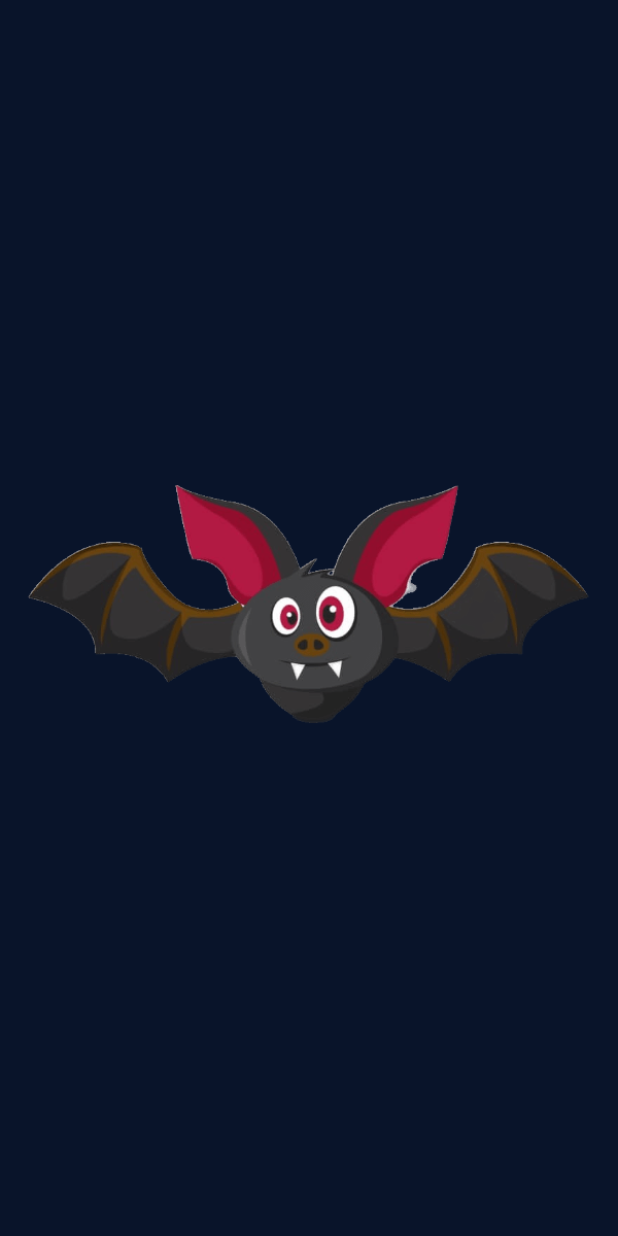
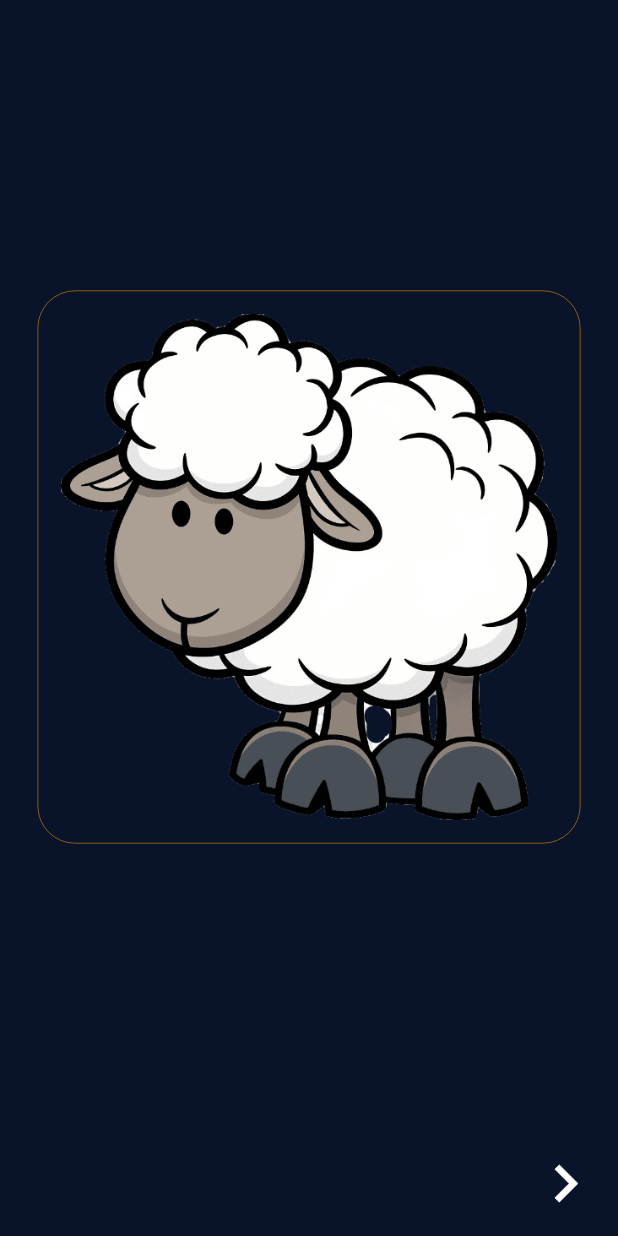
Before and after one commit to b3hzadsh/word_learn, a Flutter app: the ChooseCat screen opened directly, after a tap on "حیوانات", on a phone screen of 412 x 824 dp. Run offline on Flutter 3.47's test engine with Material 2 defaults, Android fonts, the phone set to English and light mode, and no system bars; our stand-ins replace argon_buttons_flutter, flutter_spinkit, just_audio.

Commit message:
learn screen now lead to right quize screen

```diff
--- a/lib/core/models/learn_unit_model.dart
+++ b/lib/core/models/learn_unit_model.dart
@@ -8,8 +8,10 @@ class UnitLearn {
   String imageAsset;
   String soundAsset;
   UnitLearn.name({@required this.name, @required this.cat}) {
-    imageAsset = "assets/images/$cat/" + name + ".png";
-    soundAsset = "assets/sounds/$cat/" + name + ".mp3";
+    this.imageAsset = "assets/images/$cat/" + name + ".png";
+    this.soundAsset = "assets/sounds/$cat/" + name + ".mp3";
+    List temp = findlist(cat);
+    index = temp.indexOf(name);
   }
   UnitLearn.index({@required this.index, @required this.cat}) {
     String imageName;
@@ -24,7 +26,7 @@ class UnitLearn {
         break;
       default:
     }
-    imageAsset = "assets/images/$cat/" + imageName + ".png";
-    soundAsset = "assets/sounds/$cat/" + imageName + ".mp3";
+    this.imageAsset = "assets/images/$cat/" + imageName + ".png";
+    this.soundAsset = "assets/sounds/$cat/" + imageName + ".mp3";
   }
 }
--- a/lib/main.dart
+++ b/lib/main.dart
@@ -43,13 +43,13 @@ class MyApp extends StatelessWidget {
       ),
       title: "words app",
       onGenerateRoute: (RouteSettings setting) {
+        var splitedRoute = setting.name.split("/");
         // create some route for every page and pushed named
         if (setting.name == "/") // for home
           return MaterialPageRoute(
-            builder: (context) => QuizeScreen(
-              lu: UnitLearn.index(cat: "animals", index: 2),
-            ),
-            //SplashScreen(), //  ProviderInt(),
+            builder: (context) => SplashScreen(),
+
+            //  ProviderInt(),
             // bring splash screen at startup
           );
         if (setting.name == "/screen/choose-cat") // for home
@@ -67,11 +67,29 @@ class MyApp extends StatelessWidget {
             builder: (context) => UnitLearnScreen(
               lu: UnitLearn.name(
                 cat: "animals",
-                name: "bat",
+                name: "sheep",
               ),
             ),
             // bring home
           );
+        /* QuizeScreen(
+              lu: UnitLearn.index(cat: "animals", index: 2),
+            ), */
+        //"/quizePage/${widget.lu.cat}/${widget.lu.index}"
+        if (splitedRoute[1] == "quizePage") {
+          //setting.name.substring(1, 10)
+          //var temp = setting.name.split("/");
+          print(splitedRoute[2]);
+          return MaterialPageRoute(
+            builder: (context) => QuizeScreen(
+              lu: UnitLearn.index(
+                cat: splitedRoute[2],
+                index: int.tryParse(splitedRoute[3]),
+              ),
+            ),
+            // bring home
+          );
+        } // for home
       },
     );
   }
--- a/lib/ui/screens/quiz_screen.dart
+++ b/lib/ui/screens/quiz_screen.dart
@@ -114,6 +114,12 @@ class _QuizeScreenState extends State<QuizeScreen> {
     await player.setAsset(sAsset);
     await pl.setAsset("assets/sounds/shortChoose.mp3");
     await player.play();
+    await player.stop();
+    /* Timer(
+        Duration(
+          milliseconds: 1150,
+        ),
+        () async {}); */
     // player.stop();
     await pl.play();
     await player.dispose();
--- a/lib/ui/screens/unit_learn_screen.dart
+++ b/lib/ui/screens/unit_learn_screen.dart
@@ -2,6 +2,7 @@ import 'dart:async';
 import 'package:flutter/material.dart';
 import 'package:just_audio/just_audio.dart';
 import 'package:word_learn/core/models/learn_unit_model.dart';
+import 'package:word_learn/utils/colors.dart';
 
 class UnitLearnScreen extends StatefulWidget {
   final UnitLearn lu;
@@ -26,20 +27,67 @@ class _UnitLearnScreenState extends State<UnitLearnScreen> {
   @override
   Widget build(BuildContext context) {
     return Scaffold(
+      //backgroundColor: Colors.green[900],
       body: Column(
         mainAxisAlignment: MainAxisAlignment.spaceAround,
         crossAxisAlignment: CrossAxisAlignment.center,
         children: [
-          Center(
-            child: Container(
-              child: Image.asset(widget.lu.imageAsset),
-              /* decoration: BoxDecoration(
-                image: DecorationImage(
-                  image: AssetImage(
-                    "assets/images/animals/" + widget.lu.imageName + ".png",
+          Expanded(
+            flex: 6,
+            child: Padding(
+              padding: EdgeInsets.symmetric(horizontal: 25),
+              child: Center(
+                child: Container(
+                  decoration: BoxDecoration(
+                    boxShadow: [
+                      BoxShadow(
+                        offset: Offset(0, 4),
+                        blurRadius: 4,
+                        color: kTextColor.withOpacity(0.2),
+                      )
+                    ],
+                    /* gradient: LinearGradient(
+                      colors: [
+                        Colors.purple[700],
+                        Colors.yellow[800],
+                      ],
+                      begin: FractionalOffset(0.0, 0.0),
+                      end: FractionalOffset(0.5, 0.0),
+                      stops: [0.0, 1.0],
+                      tileMode: TileMode.clamp,
+                    ), */
+                    borderRadius: BorderRadius.circular(
+                      25,
+                    ),
+                    border: Border.all(
+                      width: 0.5,
+                      color: Colors.orange.withOpacity(0.7),
+                    ),
+                  ),
+                  child: Padding(
+                    padding: const EdgeInsets.all(15.0),
+                    child: Image.asset(widget.lu.imageAsset),
                   ),
                 ),
-              ), */
+              ),
+            ),
+          ),
+          Padding(
+            padding: const EdgeInsets.fromLTRB(0, 0, 20, 20),
+            child: Expanded(
+              flex: 1,
+              child: Align(
+                alignment: Alignment.bottomRight,
+                child: IconButton(
+                    icon: Icon(
+                      Icons.chevron_right,
+                      size: 50,
+                    ),
+                    onPressed: () {
+                      Navigator.pushReplacementNamed(context,
+                          "/quizePage/${widget.lu.cat}/${widget.lu.index}");
+                    }),
+              ),
             ),
           )
         ],
@@ -51,11 +99,11 @@ class _UnitLearnScreenState extends State<UnitLearnScreen> {
     final player = AudioPlayer();
     var _ = await player.setAsset(sAsset);
     await player.play();
-    Future.delayed(
+    /* Future.delayed(
       Duration(
-        milliseconds: 450,
+        milliseconds: 50,
       ),
-    );
+    ); */
     await player.stop();
     await player.play();
     await player.dispose();
--- a/lib/utils/learn_lists.dart
+++ b/lib/utils/learn_lists.dart
@@ -65,3 +65,18 @@ int getLength(String cat) {
   }
   return 0;
 }
+
+List findlist(String cat) {
+  switch (cat) {
+    case "animals":
+      return animals;
+
+      break;
+    case "colors":
+      return colors;
+
+      break;
+    default:
+  }
+  return [];
+}
```
Also changed, not shown: 1 other file.
